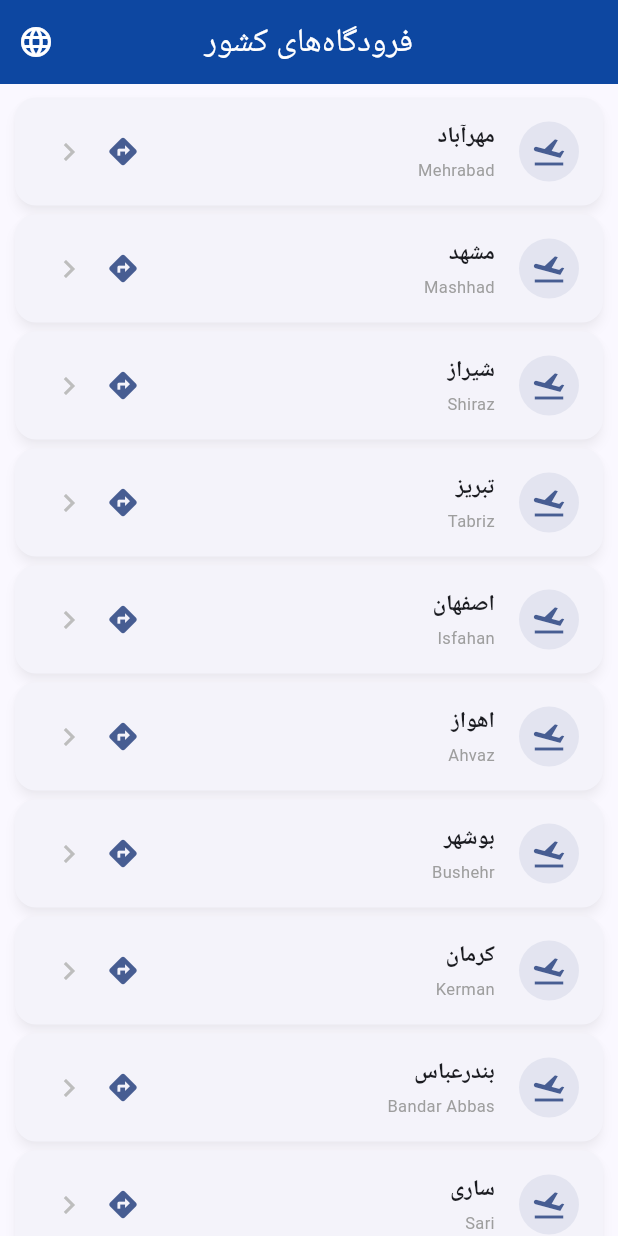
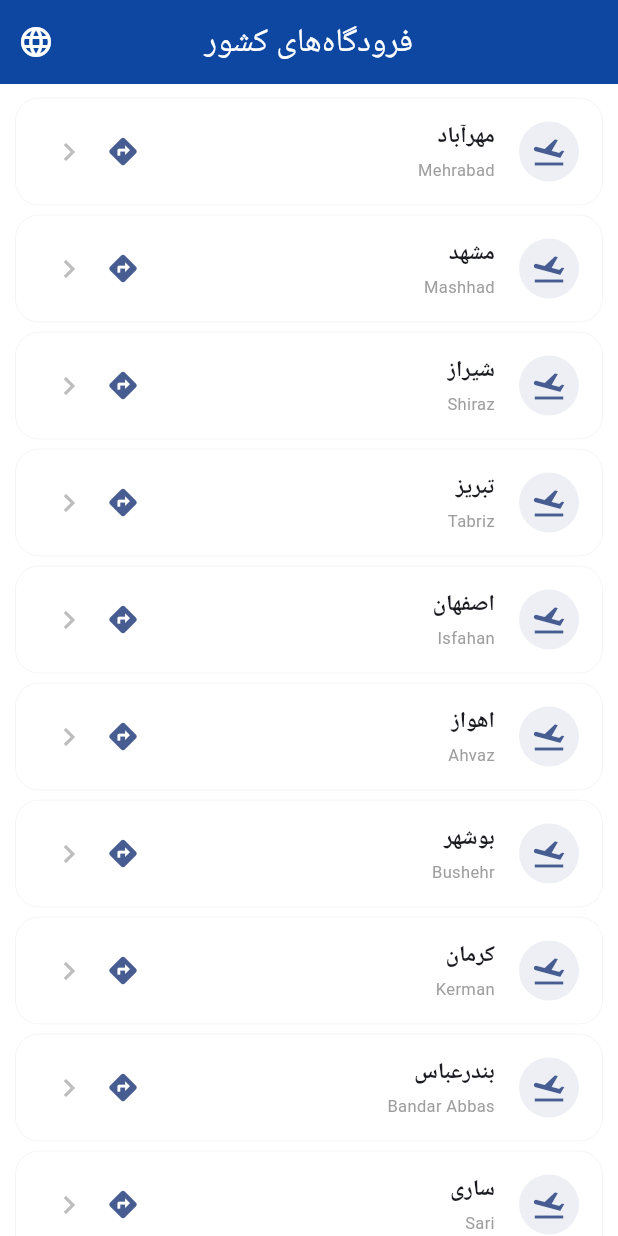
Before and after one commit to hosseinMsh/IranNationalAirportFIDR, a Flutter app: the screen it shows after launch, on a phone screen of 412 x 824 dp. Run offline on Flutter 3.47's test engine with Material 3 defaults, Android fonts, the phone set to English and light mode, and no system bars; our stand-ins replace flutter_map, latlong2.

Commit message:
refactor(theme): refine Material 3 theme with card, input, button and nav bar styles

```diff
--- a/airport_fiids/lib/main.dart
+++ b/airport_fiids/lib/main.dart
@@ -42,6 +42,7 @@ class _FidsAppState extends State<FidsApp> {
           seedColor: primaryColor,
           secondary: secondaryColor,
           brightness: Brightness.light,
+          surface: Colors.white,
         ),
         useMaterial3: true,
         appBarTheme: const AppBarTheme(
@@ -52,45 +53,66 @@ class _FidsAppState extends State<FidsApp> {
           foregroundColor: Colors.white,
         ),
         cardTheme: CardThemeData(
-          elevation: 3,
-          shadowColor: Colors.black26,
+          elevation: 0,
+          color: Colors.white,
+          surfaceTintColor: Colors.transparent,
           shape: RoundedRectangleBorder(
-            borderRadius: BorderRadius.circular(14),
+            borderRadius: BorderRadius.circular(16),
+            side: BorderSide(color: Colors.grey.shade200, width: 0.5),
           ),
           clipBehavior: Clip.antiAlias,
-          margin: const EdgeInsets.symmetric(vertical: 5, horizontal: 6),
+          margin: const EdgeInsets.symmetric(vertical: 6, horizontal: 12),
+          shadowColor: Colors.black.withAlpha(13),
         ),
         inputDecorationTheme: InputDecorationTheme(
           filled: true,
           fillColor: Colors.grey.shade50,
           border: OutlineInputBorder(
-            borderRadius: BorderRadius.circular(12),
-            borderSide: BorderSide(color: Colors.grey.shade300),
+            borderRadius: BorderRadius.circular(14),
+            borderSide: BorderSide(color: Colors.grey.shade200),
           ),
           enabledBorder: OutlineInputBorder(
-            borderRadius: BorderRadius.circular(12),
-            borderSide: BorderSide(color: Colors.grey.shade300),
+            borderRadius: BorderRadius.circular(14),
+            borderSide: BorderSide(color: Colors.grey.shade200),
           ),
           focusedBorder: OutlineInputBorder(
-            borderRadius: BorderRadius.circular(12),
-            borderSide: const BorderSide(color: primaryColor, width: 1.5),
+            borderRadius: BorderRadius.circular(14),
+            borderSide: BorderSide(color: primaryColor.withAlpha(180), width: 1.5),
           ),
-          contentPadding: const EdgeInsets.symmetric(horizontal: 16, vertical: 12),
+          contentPadding: const EdgeInsets.symmetric(horizontal: 16, vertical: 14),
         ),
         chipTheme: ChipThemeData(
           shape: RoundedRectangleBorder(
-            borderRadius: BorderRadius.circular(20),
+            borderRadius: BorderRadius.circular(22),
           ),
-          side: BorderSide(color: primaryColor.withAlpha(80)),
+          side: BorderSide(color: primaryColor.withAlpha(60)),
         ),
         tabBarTheme: const TabBarThemeData(
           labelColor: Colors.white,
           unselectedLabelColor: Colors.white70,
           indicatorColor: Colors.white,
+          indicatorSize: TabBarIndicatorSize.tab,
         ),
         dividerTheme: DividerThemeData(
           color: Colors.grey.shade200,
           thickness: 1,
+          space: 0,
+        ),
+        elevatedButtonTheme: ElevatedButtonThemeData(
+          style: ElevatedButton.styleFrom(
+            elevation: 0,
+            padding: const EdgeInsets.symmetric(horizontal: 28, vertical: 14),
+            shape: RoundedRectangleBorder(
+              borderRadius: BorderRadius.circular(14),
+            ),
+            backgroundColor: primaryColor,
+            foregroundColor: Colors.white,
+          ),
+        ),
+        navigationBarTheme: NavigationBarThemeData(
+          elevation: 0,
+          backgroundColor: Colors.white,
+          indicatorColor: primaryColor.withAlpha(25),
         ),
       ),
       home: const SplashScreen(),
```
